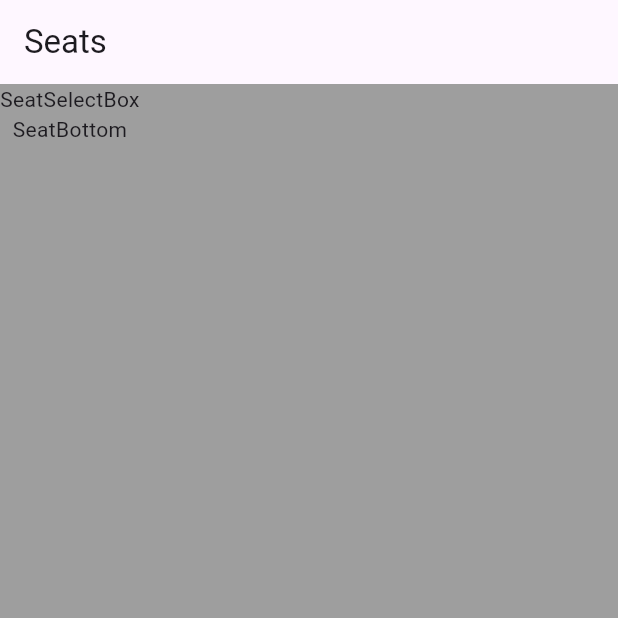
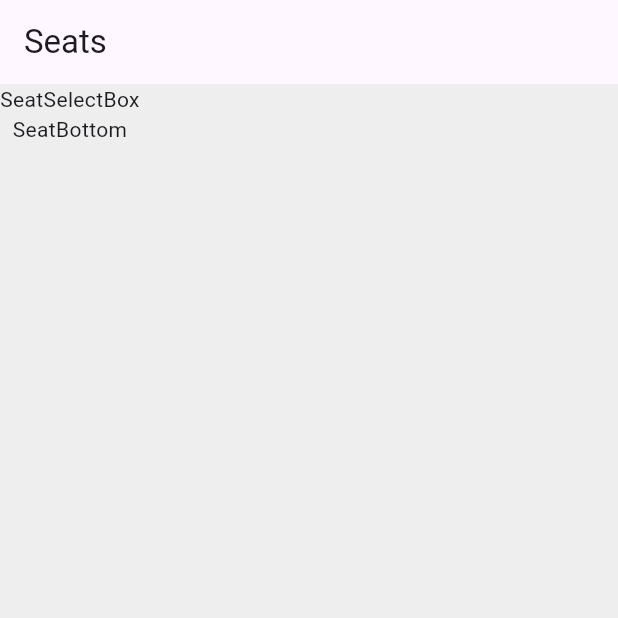
Before and after one commit to dlworua/flutter_seat_app, a Flutter app: the screen it shows after launch, on a phone screen of 412 x 824 dp, the top half of it. Run offline on Flutter 3.47's test engine with Material 3 defaults, Android fonts, the phone set to English and light mode, and no system bars.

Commit message:
feat: backgroundcolor 색이 진하여 grey [200]으로 연하게 변경

```diff
--- a/lib/main.dart
+++ b/lib/main.dart
@@ -22,7 +22,7 @@ class SeatPage extends StatelessWidget {
     return Scaffold(
       //Scaffold 안에 appbar와 body-coulum 완성
       appBar: AppBar(title: Text('Seats')),
-      backgroundColor: Colors.grey, //seatpage backgroundcolor grey색으로 설정
+      backgroundColor: Colors.grey[200], //seatpage backgroundcolor grey색으로 설정
       body: Column(children: [SeatSelectBox(), SeatBottom()]),
     );
   }
```
